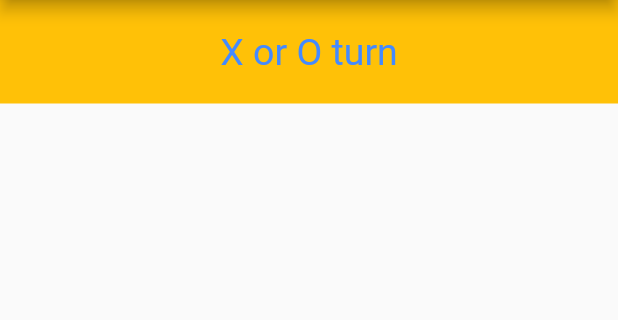
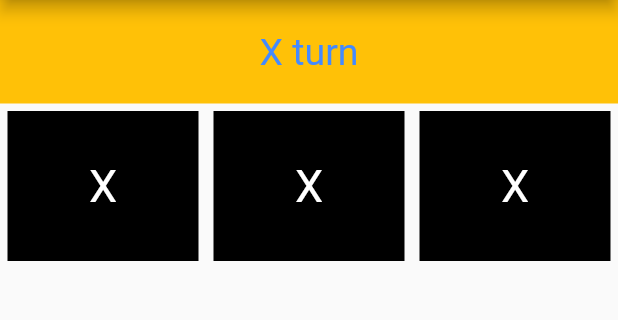
Before and after one commit to Akinyeleib/tictactoe, a Flutter app: the screen it shows after launch, on a phone screen of 412 x 824 dp, the part 84-404 px from its top. Run offline on Flutter 3.47's test engine with Material 2 defaults, Android fonts, the phone set to English and light mode, and no system bars.

Commit message:
Refactor and improvement

```diff
--- /dev/null
+++ b/lib/helper.dart
@@ -0,0 +1,7 @@
+import 'package:flutter/material.dart';
+
+var cell_margin = const EdgeInsets.all(5);
+var cell_style = TextStyle(
+  color: Colors.white,
+  fontSize: 30,
+);
--- a/lib/main.dart
+++ b/lib/main.dart
@@ -1,15 +1,21 @@
 import 'package:flutter/material.dart';
+import 'helper.dart';
 
-void main() => runApp(const GameActivity());
+void main() => runApp(GameActivity());
 
 class GameActivity extends StatefulWidget {
-  const GameActivity({super.key});
+  GameActivity({super.key});
 
   @override
   State<GameActivity> createState() => _GameActivityState();
 }
 
 class _GameActivityState extends State<GameActivity> {
+  String text = "X";
+  String turn = "X";
+
+  var played = ["", "", "", "", "", "", "", "", ""];
+
   @override
   Widget build(BuildContext context) {
     return MaterialApp(
@@ -24,20 +30,88 @@ class _GameActivityState extends State<GameActivity> {
           children: [
             Container(
               width: double.infinity,
-              padding: EdgeInsets.all(20),
+              padding: const EdgeInsets.all(20),
+              alignment: Alignment.center,
+              color: Colors.amber,
               child: Text(
-                "X or O turn",
-                style: TextStyle(
+                "$turn turn",
+                style: const TextStyle(
                   fontSize: 25,
                   color: Colors.blueAccent,
                 ),
               ),
-              alignment: Alignment.center,
-              color: Colors.amber,
+            ),
+            Row(
+              children: [
+                Expanded(
+                  child: Container(
+                    margin: const EdgeInsets.all(5),
+                    height: 100,
+                    padding: const EdgeInsets.all(30),
+                    alignment: Alignment.center,
+                    color: Colors.black,
+                    child: Text(
+                      text,
+                      style: cell_style,
+                    ),
+                  ),
+                ),
+                Expanded(
+                  child: InkWell(
+                    onTap: clicked,
+                    child: Container(
+                      margin: const EdgeInsets.all(5),
+                      height: 100,
+                      padding: const EdgeInsets.all(30),
+                      alignment: Alignment.center,
+                      color: Colors.black,
+                      child: Text(
+                        text,
+                        style: cell_style,
+                      ),
+                    ),
+                  ),
+                ),
+                Expanded(
+                  child: InkWell(
+                    onTap: clicked,
+                    child: Container(
+                      margin: const EdgeInsets.all(5),
+                      height: 100,
+                      padding: const EdgeInsets.all(30),
+                      alignment: Alignment.center,
+                      color: Colors.black,
+                      child: Text(
+                        text,
+                        style: cell_style,
+                      ),
+                    ),
+                  ),
+                ),
+              ],
             ),
           ],
         ),
       ),
     );
   }
+
+  void clicked() {
+    setState(
+      () {
+        load_turn();
+        // print("turn is $turn");
+      },
+    );
+  }
+
+  void load_turn() {
+    if (turn == "O") {
+      text = turn;
+      turn = "X";
+    } else {
+      text = turn;
+      turn = "O";
+    }
+  }
 }
```
